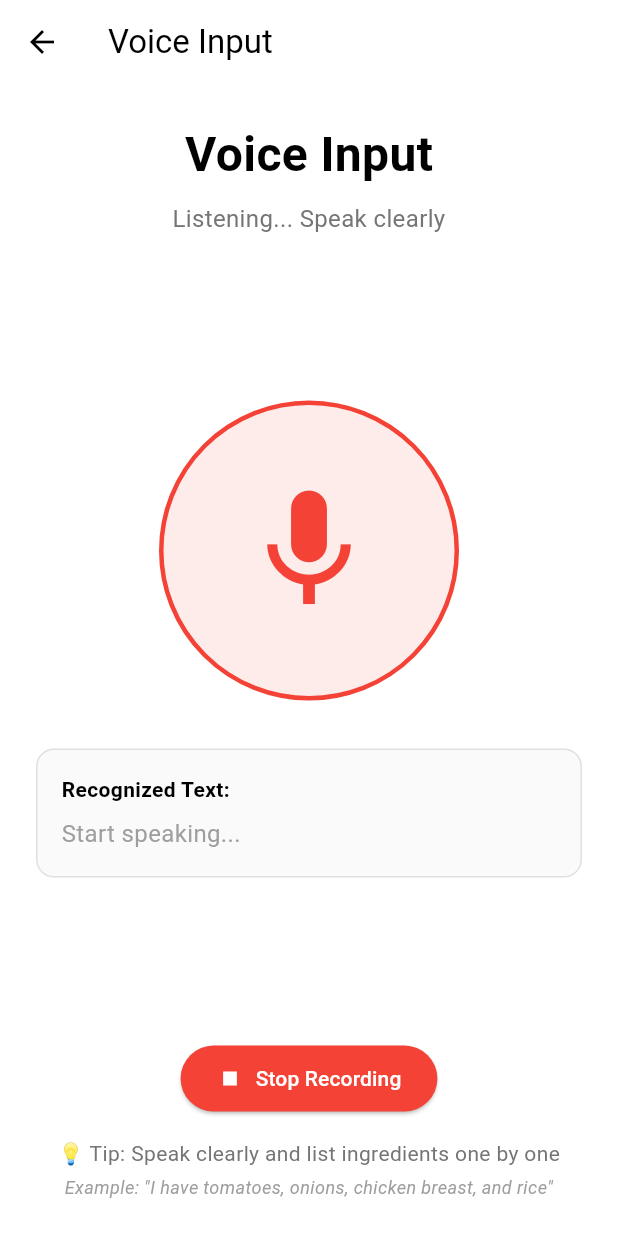
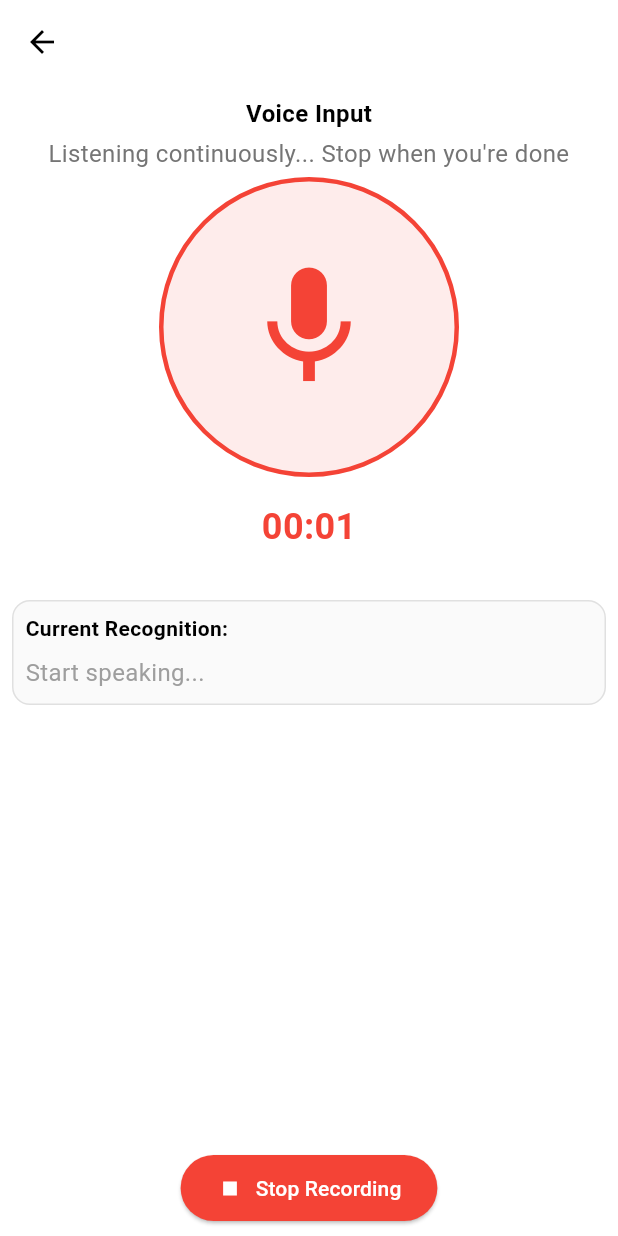
Before and after one commit to Ivan2001otp/Oyeshi-Des, a Flutter app: the AudioInputScreen screen opened directly, after a tap on "Start Recording", on a phone screen of 412 x 824 dp. Run offline on Flutter 3.47's test engine with Material 3 defaults, Android fonts, the phone set to English and light mode, and no system bars; our stand-ins replace bloc, cloud_firestore, equatable, firebase_core, flutter_bloc, get_it and 3 more; missing offline and left inert: firebase_core_platform_interface; accounts and stored records are empty; statements that could not run were skipped.

Commit message:
the audio implementation is done with speech_to_text package

```diff
--- a/lib/pages/audio_input_screen.dart
+++ b/lib/pages/audio_input_screen.dart
@@ -1,3 +1,4 @@
+import 'dart:async';
 import 'package:flutter/material.dart';
 import 'package:flutter_bloc/flutter_bloc.dart';
 import 'package:oyeshi_des/bloc/audio_input/audio_input_bloc.dart';
@@ -16,6 +17,8 @@ class _AudioInputScreenState extends State<AudioInputScreen>
     with TickerProviderStateMixin {
   late AnimationController _pulseController;
   late Animation<double> _pulseAnimation;
+  Timer? _recordingTimer;
+  Duration _recordingDuration = Duration.zero;
 
   @override
   void initState() {
@@ -41,6 +44,7 @@ class _AudioInputScreenState extends State<AudioInputScreen>
   @override
   void dispose() {
     _pulseController.dispose();
+    _recordingTimer?.cancel();
     super.dispose();
   }
 
@@ -48,7 +52,10 @@ class _AudioInputScreenState extends State<AudioInputScreen>
   Widget build(BuildContext context) {
     return Scaffold(
       appBar: AppBar(
-        title: const Text('Voice Input'),
+        /*title: const Text(
+          'Oyeshi Des',
+          style: TextStyle(fontWeight: FontWeight.w600),
+        ),*/
         backgroundColor: Theme.of(context).colorScheme.inversePrimary,
         elevation: 0,
       ),
@@ -56,24 +63,29 @@ class _AudioInputScreenState extends State<AudioInputScreen>
         listener: (context, state) {
           if (state is AudioInputListening) {
             _pulseController.repeat(reverse: true);
+            _startRecordingTimer();
           } else {
             _pulseController.stop();
             _pulseController.reset();
+            _stopRecordingTimer();
           }
 
           if (state is AudioInputCompleted) {
-            _showIngredientsResult(context, state.parsedIngredients, state.finalText);
+            _showIngredientsResult(
+                context, state.parsedIngredients, state.finalText);
           }
         },
         builder: (context, state) {
           return SafeArea(
             child: Padding(
-              padding: const EdgeInsets.all(24.0),
+              padding: const EdgeInsets.all(8.0),
               child: Column(
                 mainAxisAlignment: MainAxisAlignment.spaceBetween,
                 children: [
                   _buildTopSection(state),
-                  _buildMiddleSection(state),
+                  Expanded(
+                    child: _buildMiddleSection(state),
+                  ),
                   _buildBottomSection(state),
                 ],
               ),
@@ -90,11 +102,11 @@ class _AudioInputScreenState extends State<AudioInputScreen>
         const Text(
           'Voice Input',
           style: TextStyle(
-            fontSize: 32,
+            fontSize: 16,
             fontWeight: FontWeight.bold,
           ),
         ),
-        const SizedBox(height: 8),
+        const SizedBox(height: 4),
         Text(
           _getSubtitle(state),
           style: TextStyle(
@@ -103,18 +115,21 @@ class _AudioInputScreenState extends State<AudioInputScreen>
           ),
           textAlign: TextAlign.center,
         ),
+        const SizedBox(height: 4),
       ],
     );
   }
 
   Widget _buildMiddleSection(AudioInputState state) {
     if (state is AudioInputLoading) {
-      return const Column(
+      return Center(
+        child: const Column(
           children: [
             CircularProgressIndicator(),
             SizedBox(height: 16),
-          Text('Processing...'),
+            Text('Initializing speech recognition...'),
           ],
+        ),
       );
     }
 
@@ -123,15 +138,28 @@ class _AudioInputScreenState extends State<AudioInputScreen>
     }
 
     if (state is AudioInputError) {
-      return _buildErrorWidget(state.message);
+      return _buildErrorWidget(state.message, showRetry: true);
     }
 
-    return Column(
+    return SingleChildScrollView(
+      child: Column(
         children: [
           _buildVoiceVisualization(state),
+          if (state is AudioInputListening) ...[
+            const SizedBox(height: 16),
+            Text(
+              _formatDuration(_recordingDuration),
+              style: const TextStyle(
+                fontSize: 24,
+                fontWeight: FontWeight.bold,
+                color: Colors.red,
+              ),
+            ),
+          ],
           const SizedBox(height: 32),
           _buildRecognizedText(state),
         ],
+      ),
     );
   }
 
@@ -141,11 +169,12 @@ class _AudioInputScreenState extends State<AudioInputScreen>
     }
 
     return Column(
+      mainAxisSize: MainAxisSize.min,
       children: [
         if (state is! AudioInputPermissionDenied && state is! AudioInputError)
           _buildControlButtons(state),
-        const SizedBox(height: 16),
-        _buildHelpText(),
+        // const SizedBox(height: 6),
+        // _buildHelpText(),
       ],
     );
   }
@@ -196,9 +225,14 @@ class _AudioInputScreenState extends State<AudioInputScreen>
       text = state.finalText;
     }
 
+    // Constrain the height to prevent overflow
     return Container(
       width: double.infinity,
-      padding: const EdgeInsets.all(16),
+      constraints: BoxConstraints(
+        maxHeight: MediaQuery.of(context).size.height *
+            0.3, // Maximum height to prevent screen overflow
+      ),
+      padding: const EdgeInsets.all(8),
       decoration: BoxDecoration(
         border: Border.all(color: Colors.grey.shade300),
         borderRadius: BorderRadius.circular(12),
@@ -206,27 +240,37 @@ class _AudioInputScreenState extends State<AudioInputScreen>
       ),
       child: Column(
         crossAxisAlignment: CrossAxisAlignment.start,
+        mainAxisSize: MainAxisSize.min,
         children: [
           const Text(
-            'Recognized Text:',
+            'Current Recognition:',
             style: TextStyle(
               fontWeight: FontWeight.w600,
               fontSize: 14,
             ),
           ),
           const SizedBox(height: 8),
-          Text(
+          // Constrain current text area
+          ConstrainedBox(
+            constraints: BoxConstraints(
+              maxHeight: 80, // Max height for current text
+            ),
+            child: Text(
               text.isEmpty ? 'Start speaking...' : text,
               style: TextStyle(
                 fontSize: 16,
                 color: text.isEmpty ? Colors.grey : Colors.black,
                 height: 1.5,
               ),
+              overflow: TextOverflow.ellipsis,
+              maxLines: 3,
             ),
+          ),
+
           if (partialResults.isNotEmpty) ...[
-            const SizedBox(height: 12),
+            const SizedBox(height: 8),
             const Text(
-              'Partial Results:',
+              'Individual Words:',
               style: TextStyle(
                 fontWeight: FontWeight.w600,
                 fontSize: 12,
@@ -234,18 +278,33 @@ class _AudioInputScreenState extends State<AudioInputScreen>
               ),
             ),
             const SizedBox(height: 4),
-            Wrap(
-              spacing: 8,
+            // Constrain the word list with scrollable container
+            Container(
+                constraints: BoxConstraints(maxHeight: 120, minHeight: 40),
+                child: SingleChildScrollView(
+                  child: Wrap(
+                    spacing: 8.0,
                     runSpacing: 4,
+                    alignment: WrapAlignment.start,
+                    crossAxisAlignment: WrapCrossAlignment.center,
                     children: partialResults.map((result) {
-                return Chip(
+                      return Container(
+                        margin: const EdgeInsets.symmetric(vertical: 1),
+                        child: Chip(
+                          backgroundColor: Colors.green.shade300,
+                          padding: const EdgeInsets.symmetric(
+                              horizontal: 4, vertical: 2),
                           label: Text(
                             result,
-                    style: const TextStyle(fontSize: 12),
+                            maxLines: 1,
+                            overflow: TextOverflow.ellipsis,
+                            style: const TextStyle(fontSize: 8),
                           ),
-                  backgroundColor: Colors.blue.shade100,
+                        ),
                       );
                     }).toList(),
+                  ),
+                ),
                 ),
           ],
         ],
@@ -257,11 +316,12 @@ class _AudioInputScreenState extends State<AudioInputScreen>
     final isListening = state is AudioInputListening;
     final hasText = state is AudioInputReady && state.recognizedText.isNotEmpty;
     final isCompleted = state is AudioInputCompleted;
+    final isError = state is AudioInputError;
 
     return Row(
       mainAxisAlignment: MainAxisAlignment.spaceEvenly,
       children: [
-        if (!isListening && !isCompleted)
+        if (!isListening && !isCompleted && !isError)
           ElevatedButton.icon(
             onPressed: () => _startListening(),
             icon: const Icon(Icons.mic),
@@ -274,7 +334,7 @@ class _AudioInputScreenState extends State<AudioInputScreen>
           ),
         if (isListening)
           ElevatedButton.icon(
-            onPressed: () => _stopListening(),
+            onPressed: () => _confirmStopRecording(),
             icon: const Icon(Icons.stop),
             label: const Text('Stop Recording'),
             style: ElevatedButton.styleFrom(
@@ -283,7 +343,7 @@ class _AudioInputScreenState extends State<AudioInputScreen>
               padding: const EdgeInsets.symmetric(horizontal: 24, vertical: 12),
             ),
           ),
-        if (hasText && !isListening)
+        if (hasText && !isListening && !isError)
           ElevatedButton.icon(
             onPressed: () => _processText(state.recognizedText),
             icon: const Icon(Icons.check),
@@ -299,6 +359,17 @@ class _AudioInputScreenState extends State<AudioInputScreen>
             onPressed: () => _resetRecording(),
             icon: const Icon(Icons.refresh),
             label: const Text('New Recording'),
+            style: ElevatedButton.styleFrom(
+              backgroundColor: Colors.orange,
+              foregroundColor: Colors.white,
+              padding: const EdgeInsets.symmetric(horizontal: 24, vertical: 12),
+            ),
+          ),
+        if (isError)
+          ElevatedButton.icon(
+            onPressed: () => _retry(),
+            icon: const Icon(Icons.refresh),
+            label: const Text('Retry'),
             style: ElevatedButton.styleFrom(
               backgroundColor: Colors.orange,
               foregroundColor: Colors.white,
@@ -340,7 +411,7 @@ class _AudioInputScreenState extends State<AudioInputScreen>
     );
   }
 
-  Widget _buildErrorWidget(String message) {
+  Widget _buildErrorWidget(String message, {bool showRetry = false}) {
     return Column(
       children: [
         const Icon(
@@ -375,16 +446,26 @@ class _AudioInputScreenState extends State<AudioInputScreen>
     return Column(
       children: [
         Text(
-          '💡 Tip: Speak clearly and list ingredients one by one',
+          '🎤 Troubleshooting:',
           style: TextStyle(
-            fontSize: 14,
-            color: Colors.grey[600],
+            fontSize: 16,
+            fontWeight: FontWeight.bold,
+            color: Colors.grey[700],
           ),
           textAlign: TextAlign.center,
         ),
-        const SizedBox(height: 4),
+        const SizedBox(height: 8),
         Text(
-          'Example: "I have tomatoes, onions, chicken breast, and rice"',
+          '• Speak clearly and close to device\n• Minimize background noise\n• Ensure internet connection\n• Grant microphone permissions',
+          style: TextStyle(
+            fontSize: 12,
+            color: Colors.grey[600],
+          ),
+          textAlign: TextAlign.start,
+        ),
+        const SizedBox(height: 12),
+        Text(
+          '💡 Each word appears individually in the list below',
           style: TextStyle(
             fontSize: 12,
             color: Colors.grey[500],
@@ -402,7 +483,7 @@ class _AudioInputScreenState extends State<AudioInputScreen>
     } else if (state is AudioInputLoading) {
       return 'Initializing voice recognition...';
     } else if (state is AudioInputListening) {
-      return 'Listening... Speak clearly';
+      return 'Listening continuously... Stop when you\'re done';
     } else if (state is AudioInputReady) {
       return 'Tap Start Recording to begin';
     } else if (state is AudioInputPermissionDenied) {
@@ -435,7 +516,53 @@ class _AudioInputScreenState extends State<AudioInputScreen>
   }
 
   void _resetRecording() {
+    _stopRecordingTimer();
+    _recordingDuration = Duration.zero;
     context.read<AudioInputBloc>().add(const ClearAudioInput());
+  }
+
+  void _confirmStopRecording() {
+    showDialog(
+      context: context,
+      builder: (dialogContext) => AlertDialog(
+        title: const Text('Stop Recording'),
+        content: const Text('Are you sure you want to stop recording?'),
+        actions: [
+          TextButton(
+            onPressed: () => Navigator.of(dialogContext).pop(),
+            child: const Text('Cancel'),
+          ),
+          ElevatedButton(
+            onPressed: () {
+              Navigator.of(dialogContext).pop();
+              _stopListening();
+            },
+            child: const Text('Stop'),
+          ),
+        ],
+      ),
+    );
+  }
+
+  void _startRecordingTimer() {
+    _recordingDuration = Duration.zero;
+    _recordingTimer?.cancel();
+    _recordingTimer = Timer.periodic(const Duration(seconds: 1), (timer) {
+      setState(() {
+        _recordingDuration = Duration(seconds: timer.tick);
+      });
+    });
+  }
+
+  void _stopRecordingTimer() {
+    _recordingTimer?.cancel();
+    _recordingTimer = null;
+  }
+
+  String _formatDuration(Duration duration) {
+    final minutes = duration.inMinutes;
+    final seconds = duration.inSeconds % 60;
+    return '${minutes.toString().padLeft(2, '0')}:${seconds.toString().padLeft(2, '0')}';
   }
 
   void _showIngredientsResult(
--- a/lib/services/audio_input_service.dart
+++ b/lib/services/audio_input_service.dart
@@ -14,6 +14,9 @@ abstract class AudioInputService {
 class SpeechToTextService implements AudioInputService {
   final SpeechToText _speechToText = SpeechToText();
   bool _isInitialized = false;
+  bool _isListening = false;
+  bool _shouldStop = false;
+  Function(String)? _currentOnResult;
   final _recognizedWordsController = StreamController<String>.broadcast();
 
   @override
@@ -22,11 +25,13 @@ class SpeechToTextService implements AudioInputService {
 
     try {
       _isInitialized = await _speechToText.initialize(
+        options: [SpeechToText.androidIntentLookup, SpeechToText.iosNoBluetooth],
         onError: (error) {
           print('Speech recognition error: ${error.errorMsg}');
         },
         onStatus: (status) {
           print('Speech recognition status: $status');
+          _isListening = (status == 'listening');
         },
       );
       return _isInitialized;
@@ -57,21 +62,33 @@ class SpeechToTextService implements AudioInputService {
     }
 
     try {
+      _shouldStop = false;
+      _currentOnResult = onResult;
+      print('Starting speech recognition...');
+
       await _speechToText.listen(
         onResult: (result) {
+          if (_shouldStop) {
+            print('Ignoring results - user requested stop');
+            return;
+          }
+
           final recognizedWords = result.recognizedWords;
-          if (recognizedWords.isNotEmpty) {
-            onResult(recognizedWords);
+          if (recognizedWords.isNotEmpty && _currentOnResult != null) {
+            _currentOnResult!(recognizedWords);
             _recognizedWordsController.add(recognizedWords);
           }
+
+          print('Speech result: "$recognizedWords" (Final: ${result.finalResult})');
         },
         listenFor: const Duration(seconds: 30),
         pauseFor: const Duration(seconds: 3),
         partialResults: true,
-        listenMode: ListenMode.confirmation,
-        cancelOnError: true,
+        listenMode: ListenMode.dictation,
+        cancelOnError: false,
       );
     } catch (e) {
+      print('Failed to start listening: $e');
       throw Exception('Failed to start listening: $e');
     }
   }
@@ -79,6 +96,10 @@ class SpeechToTextService implements AudioInputService {
   @override
   Future<void> stopListening() async {
     try {
+      _shouldStop = true;
+      _isListening = false;
+      _currentOnResult = null;
+      print('Explicitly stopping speech recognition...');
       await _speechToText.stop();
     } catch (e) {
       print('Failed to stop listening: $e');
@@ -95,6 +116,7 @@ class SpeechToTextService implements AudioInputService {
 
   void dispose() {
     _recognizedWordsController.close();
+    _currentOnResult = null;
     _speechToText.stop();
   }
 }
```
Also changed, not shown: lib/bloc/audio_input/audio_input_bloc.dart (+54 -13 lines). Lines whose indentation alone changed are shown as unchanged.
